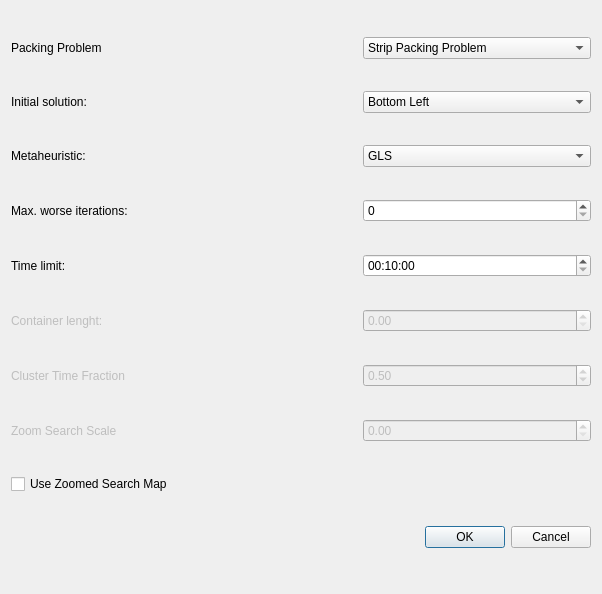
Before: the Qt Designer form RasterVoronoiPacking/RasterVoronoiPackingGUI/runconfigurationsdialog.ui in aksato/RasterVoronoiPacking, drawn with Qt 5.
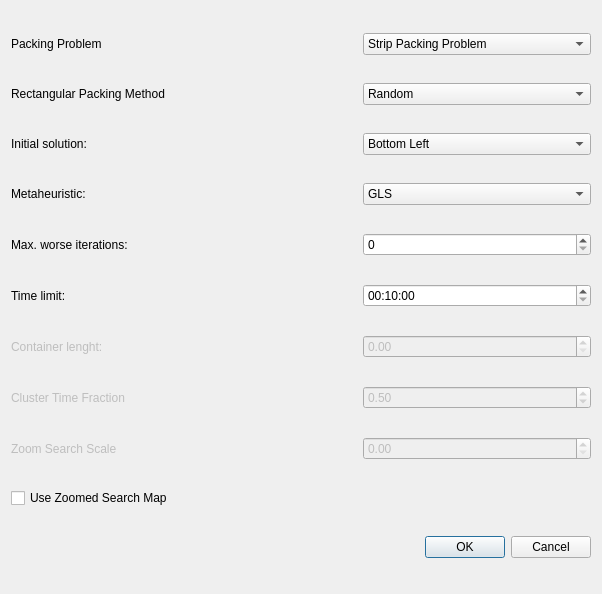
After: the same form once the commit is applied.

Commit message: Added UI to choose between rectangular packing methods.

```diff
--- a/RasterVoronoiPacking/RasterVoronoiPackingGUI/runconfigurationsdialog.ui
+++ b/RasterVoronoiPacking/RasterVoronoiPackingGUI/runconfigurationsdialog.ui
@@ -14,7 +14,7 @@
    <string>Configuration</string>
   </property>
   <layout class="QGridLayout" name="gridLayout">
-   <item row="3" column="2">
+   <item row="4" column="2">
     <widget class="QComboBox" name="comboBox">
      <property name="currentIndex">
       <number>1</number>
@@ -31,16 +31,6 @@
      </item>
     </widget>
    </item>
-   <item row="9" column="2">
-    <widget class="QDoubleSpinBox" name="doubleSpinBox_3">
-     <property name="enabled">
-      <bool>false</bool>
-     </property>
-     <property name="singleStep">
-      <double>0.010000000000000</double>
-     </property>
-    </widget>
-   </item>
    <item row="0" column="2">
     <widget class="QComboBox" name="comboBox_3">
      <item>
@@ -65,23 +55,82 @@
      </item>
     </widget>
    </item>
+   <item row="10" column="2">
+    <widget class="QDoubleSpinBox" name="doubleSpinBox_3">
+     <property name="enabled">
+      <bool>false</bool>
+     </property>
+     <property name="singleStep">
+      <double>0.010000000000000</double>
+     </property>
+    </widget>
+   </item>
+   <item row="8" column="2">
+    <widget class="QDoubleSpinBox" name="doubleSpinBox">
+     <property name="enabled">
+      <bool>false</bool>
+     </property>
+     <property name="maximum">
+      <double>99999.990000000005239</double>
+     </property>
+    </widget>
+   </item>
    <item row="9" column="0">
-    <widget class="QLabel" name="label_7">
+    <widget class="QLabel" name="label_6">
      <property name="enabled">
       <bool>false</bool>
      </property>
      <property name="text">
-      <string>Zoom Search Scale</string>
+      <string>Cluster Time Fraction</string>
      </property>
     </widget>
    </item>
-   <item row="3" column="0">
+   <item row="2" column="2">
+    <widget class="QComboBox" name="comboBox_2">
+     <property name="currentIndex">
+      <number>2</number>
+     </property>
+     <item>
+      <property name="text">
+       <string>Current</string>
+      </property>
+     </item>
+     <item>
+      <property name="text">
+       <string>Random</string>
+      </property>
+     </item>
+     <item>
+      <property name="text">
+       <string>Bottom Left</string>
+      </property>
+     </item>
+    </widget>
+   </item>
+   <item row="4" column="0">
     <widget class="QLabel" name="label">
      <property name="text">
       <string>Metaheuristic:</string>
      </property>
     </widget>
    </item>
+   <item row="10" column="0">
+    <widget class="QLabel" name="label_7">
+     <property name="enabled">
+      <bool>false</bool>
+     </property>
+     <property name="text">
+      <string>Zoom Search Scale</string>
+     </property>
+    </widget>
+   </item>
+   <item row="6" column="0" colspan="2">
+    <widget class="QLabel" name="label_3">
+     <property name="text">
+      <string>Max. worse iterations:</string>
+     </property>
+    </widget>
+   </item>
    <item row="0" column="0">
     <widget class="QLabel" name="label_8">
      <property name="text">
@@ -89,7 +138,17 @@
      </property>
     </widget>
    </item>
-   <item row="6" column="2">
+   <item row="13" column="0" colspan="3">
+    <widget class="QDialogButtonBox" name="buttonBox">
+     <property name="orientation">
+      <enum>Qt::Horizontal</enum>
+     </property>
+     <property name="standardButtons">
+      <set>QDialogButtonBox::Cancel|QDialogButtonBox::Ok</set>
+     </property>
+    </widget>
+   </item>
+   <item row="7" column="2">
     <widget class="QTimeEdit" name="timeEdit">
      <property name="enabled">
       <bool>true</bool>
@@ -112,14 +171,21 @@
      </property>
     </widget>
    </item>
-   <item row="5" column="0" colspan="2">
-    <widget class="QLabel" name="label_3">
+   <item row="6" column="2">
+    <widget class="QSpinBox" name="spinBox">
+     <property name="maximum">
+      <number>9999</number>
+     </property>
+    </widget>
+   </item>
+   <item row="2" column="0">
+    <widget class="QLabel" name="label_2">
      <property name="text">
-      <string>Max. worse iterations:</string>
+      <string>Initial solution:</string>
      </property>
     </widget>
    </item>
-   <item row="8" column="2">
+   <item row="9" column="2">
     <widget class="QDoubleSpinBox" name="doubleSpinBox_2">
      <property name="enabled">
       <bool>false</bool>
@@ -135,73 +201,14 @@
      </property>
     </widget>
    </item>
-   <item row="12" column="0" colspan="3">
-    <widget class="QDialogButtonBox" name="buttonBox">
-     <property name="orientation">
-      <enum>Qt::Horizontal</enum>
-     </property>
-     <property name="standardButtons">
-      <set>QDialogButtonBox::Cancel|QDialogButtonBox::Ok</set>
-     </property>
-    </widget>
-   </item>
-   <item row="5" column="2">
-    <widget class="QSpinBox" name="spinBox">
-     <property name="maximum">
-      <number>9999</number>
-     </property>
-    </widget>
-   </item>
-   <item row="1" column="0">
-    <widget class="QLabel" name="label_2">
+   <item row="11" column="0">
+    <widget class="QCheckBox" name="checkBox">
      <property name="text">
-      <string>Initial solution:</string>
+      <string>Use Zoomed Search Map</string>
      </property>
     </widget>
    </item>
-   <item row="7" column="2">
-    <widget class="QDoubleSpinBox" name="doubleSpinBox">
-     <property name="enabled">
-      <bool>false</bool>
-     </property>
-     <property name="maximum">
-      <double>99999.990000000005239</double>
-     </property>
-    </widget>
-   </item>
-   <item row="8" column="0">
-    <widget class="QLabel" name="label_6">
-     <property name="enabled">
-      <bool>false</bool>
-     </property>
-     <property name="text">
-      <string>Cluster Time Fraction</string>
-     </property>
-    </widget>
-   </item>
-   <item row="1" column="2">
-    <widget class="QComboBox" name="comboBox_2">
-     <property name="currentIndex">
-      <number>2</number>
-     </property>
-     <item>
-      <property name="text">
-       <string>Current</string>
-      </property>
-     </item>
-     <item>
-      <property name="text">
-       <string>Random</string>
-      </property>
-     </item>
-     <item>
-      <property name="text">
-       <string>Bottom Left</string>
-      </property>
-     </item>
-    </widget>
-   </item>
-   <item row="6" column="0">
+   <item row="7" column="0">
     <widget class="QLabel" name="label_4">
      <property name="enabled">
       <bool>true</bool>
@@ -211,7 +218,7 @@
      </property>
     </widget>
    </item>
-   <item row="7" column="0" colspan="2">
+   <item row="8" column="0" colspan="2">
     <widget class="QLabel" name="label_5">
      <property name="enabled">
       <bool>false</bool>
@@ -221,10 +228,29 @@
      </property>
     </widget>
    </item>
-   <item row="10" column="0">
-    <widget class="QCheckBox" name="checkBox">
+   <item row="1" column="2">
+    <widget class="QComboBox" name="comboBox_4">
+     <item>
+      <property name="text">
+       <string>Random</string>
+      </property>
+     </item>
+     <item>
+      <property name="text">
+       <string>Cost Guided</string>
+      </property>
+     </item>
+     <item>
+      <property name="text">
+       <string>Bagpipe</string>
+      </property>
+     </item>
+    </widget>
+   </item>
+   <item row="1" column="0">
+    <widget class="QLabel" name="label_9">
      <property name="text">
-      <string>Use Zoomed Search Map</string>
+      <string>Rectangular Packing Method</string>
      </property>
     </widget>
    </item>
```
Left out of the diff: 12 changed lines with no effect on the pictures. The commit also changes 3 other files.
